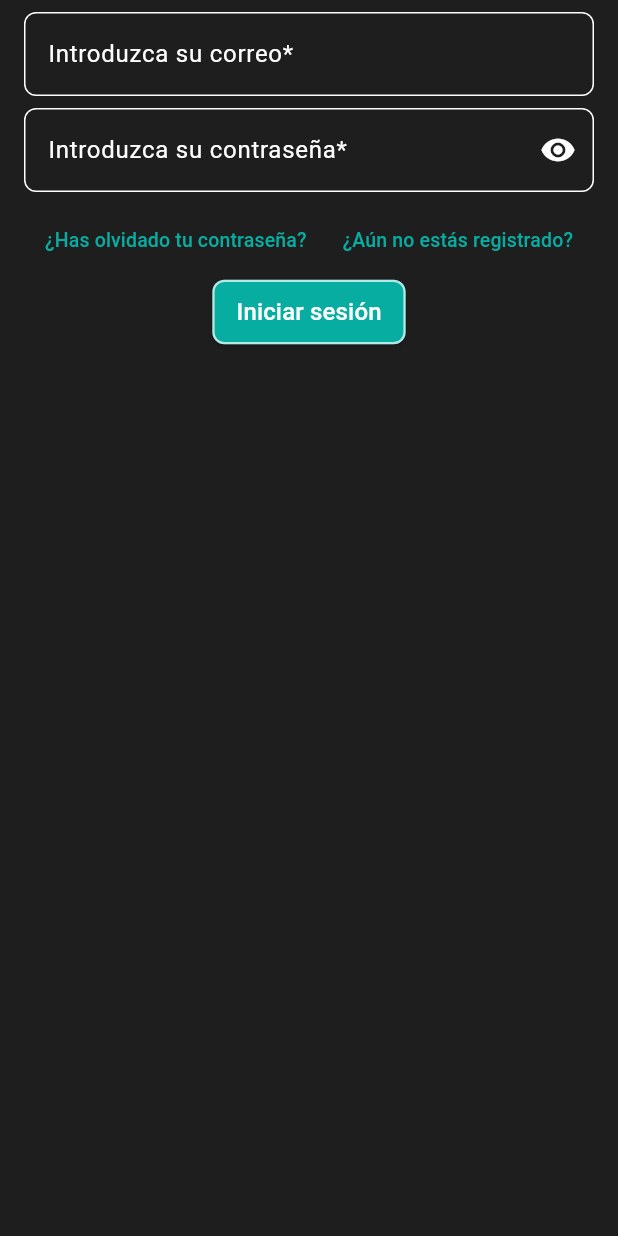
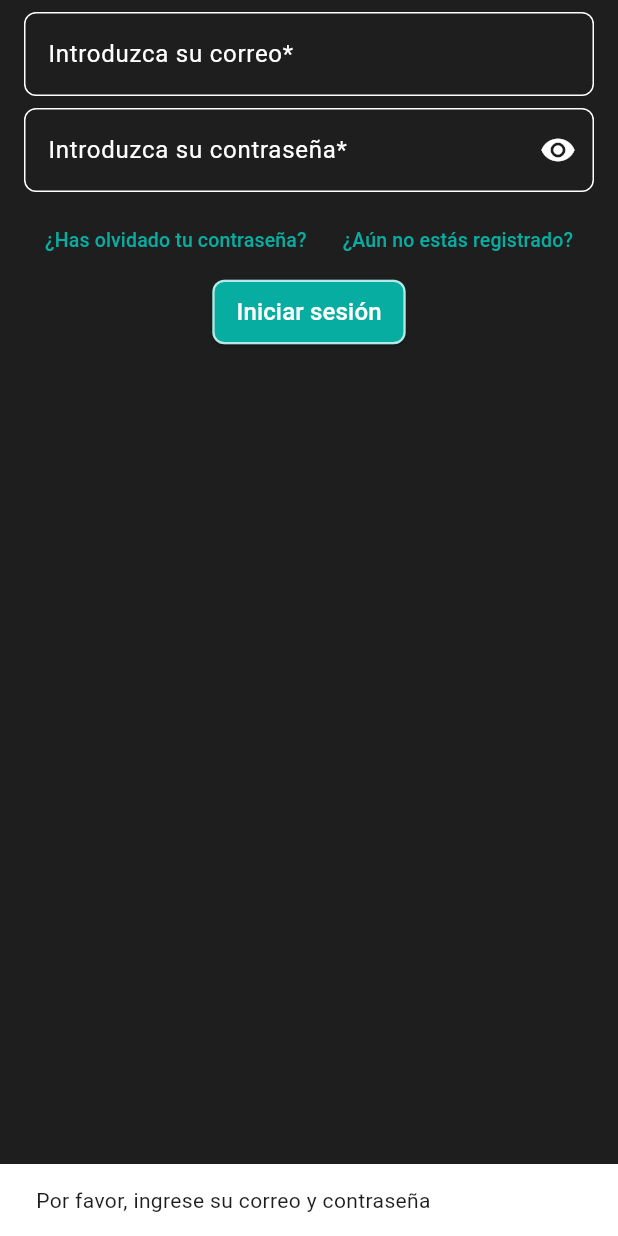
Before and after one commit to Serter998/CarSeek, a Flutter app: the LoginScreen widget shown alone on an empty page, opened directly, after a tap on "Iniciar sesión", on a phone screen of 412 x 824 dp. Run offline on Flutter 3.47's test engine with Material 3 defaults, Android fonts, the light colour scheme and no system bars; our stand-ins replace dartz, flutter_bloc, flutter_dotenv, get_it, supabase_flutter; accounts and stored records are empty.

Commit message:
Aplicar funcionalidad de login y register

```diff
--- a/lib/features/auth/data/repositories/auth_repository_impl.dart
+++ b/lib/features/auth/data/repositories/auth_repository_impl.dart
@@ -30,10 +30,8 @@ class AuthRepositoryImpl implements AuthRepository {
       if (user != null) {
         final usuarioModel = UsuarioModel(
           id: user.id,
+          userId: user.id,
           nombre: nombre,
-          email: email,
-          reputacion: 0.0,
-          fechaRegistro: DateTime.now(),
           tipoUsuario: TipoUsuario.cliente,
         );
 
--- a/lib/features/auth/presentation/screens/login_screen.dart
+++ b/lib/features/auth/presentation/screens/login_screen.dart
@@ -7,7 +7,10 @@ import 'package:flutter/material.dart';
 import 'package:flutter_bloc/flutter_bloc.dart';
 
 class LoginScreen extends StatelessWidget {
-  const LoginScreen({super.key});
+  LoginScreen({super.key});
+
+  final TextEditingController emailController = TextEditingController();
+  final TextEditingController passwordController = TextEditingController();
 
   @override
   Widget build(BuildContext context) {
@@ -16,8 +19,8 @@ class LoginScreen extends StatelessWidget {
       child: Column(
         crossAxisAlignment: CrossAxisAlignment.center,
         children: [
-          InputText(isPassword: false, placeholder: "Introduzca su correo*"),
-          PasswordInputText(placeholder: "Introduzca su contraseña*"),
+          InputText(placeholder: "Introduzca su correo*", controller: emailController,),
+          PasswordInputText(placeholder: "Introduzca su contraseña*", controller: passwordController,),
           Row(
             mainAxisAlignment: MainAxisAlignment.center,
             children: [
@@ -30,7 +33,19 @@ class LoginScreen extends StatelessWidget {
               ),
             ],
           ),
-          ActionButton(function: null, text: "Iniciar sesión"),
+          ActionButton(function: () {
+            final email = emailController.text.trim();
+            final password = passwordController.text.trim();
+
+            if(email.isNotEmpty && password.isNotEmpty) {
+              context.read<AuthBloc>().add(
+                  OnLoginEvent(email: email, password: password));
+            } else {
+              ScaffoldMessenger.of(context).showSnackBar(
+                  SnackBar(content: Text("Por favor, ingrese su correo y contraseña"))
+              );
+            }
+          }, text: "Iniciar sesión"),
         ],
       ),
     );
--- a/lib/features/auth/presentation/widgets/password_input_text.dart
+++ b/lib/features/auth/presentation/widgets/password_input_text.dart
@@ -2,8 +2,13 @@ import 'package:flutter/material.dart';
 
 class PasswordInputText extends StatefulWidget {
   final String placeholder;
+  final TextEditingController? controller;
 
-  const PasswordInputText({super.key, required this.placeholder});
+  const PasswordInputText({
+    super.key,
+    required this.placeholder,
+    required this.controller,
+  });
 
   @override
   State<PasswordInputText> createState() => _PasswordInputTextState();
@@ -17,6 +22,7 @@ class _PasswordInputTextState extends State<PasswordInputText> {
     return Padding(
       padding: const EdgeInsets.only(bottom: 8, right: 8, left: 8),
       child: TextField(
+        controller: widget.controller,
         obscureText: !_isPasswordVisible,
         decoration: InputDecoration(
           hintText: widget.placeholder,
--- a/lib/features/auth/presentation/widgets/text_fields.dart
+++ b/lib/features/auth/presentation/widgets/text_fields.dart
@@ -1,13 +1,13 @@
 import 'package:flutter/material.dart';
 
 class InputText extends StatefulWidget {
-  final bool isPassword;
   final String placeholder;
+  final TextEditingController? controller;
 
   const InputText({
     super.key,
-    required this.isPassword,
     required this.placeholder,
+    required this.controller,
   });
 
   @override
@@ -20,7 +20,7 @@ class _InputTextState extends State<InputText> {
     return Padding(
       padding: const EdgeInsets.only(bottom: 8, right: 8, left: 8),
       child: TextField(
-        obscureText: widget.isPassword,
+        controller: widget.controller,
         decoration: InputDecoration(
           hintText: widget.placeholder,
           border: OutlineInputBorder(borderRadius: BorderRadius.circular(8)),
```
Also changed, not shown: lib/features/auth/data/sources/auth_source.dart (+15 -3 lines), lib/features/auth/presentation/screens/auth_screen.dart (+8 -1 lines), lib/features/auth/presentation/screens/register_screen.dart (+74 -9 lines), lib/share/data/models/usuario_model.dart (+14 -12 lines), lib/share/data/source/usuario_source.dart (+6 -2 lines), lib/share/domain/entities/usuario.dart (+8 -6 lines).
